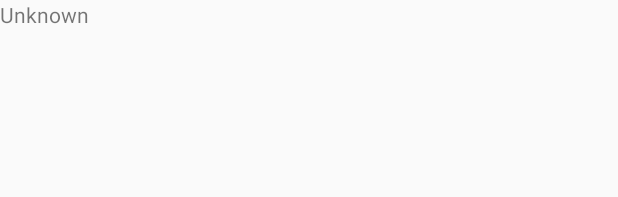
After one commit to MarcinCz/FlaresObserver, an Android app: the layout fragment_skypointer.xml on its own in the app's theme, with its tools: preview values and no code run, on a phone screen of 412 x 824 dp. The commit adds this screen. Shown: the top 197 px of the screen. Run offline under Robolectric (Android 15) with nearby library versions, the phone set to English and light mode, and no system bars.

Commit message:
szkielet fragmentu skypointera

```diff
--- a/app/src/main/java/pl/mczerwi/flaresobserver/flares/FlaresAdapter.java
+++ b/app/src/main/java/pl/mczerwi/flaresobserver/flares/FlaresAdapter.java
@@ -35,7 +35,7 @@ public class FlaresAdapter extends ArrayAdapter<IridiumFlare> {
         ViewHolder viewHolder;
         if (view == null) {
             LayoutInflater inflater = (LayoutInflater) getContext().getSystemService(Context.LAYOUT_INFLATER_SERVICE);
-            view = inflater.inflate(R.layout.flare_row, null);
+            view = inflater.inflate(R.layout.fragment_flares_row, null);
 
             viewHolder = new ViewHolder(view);
 
--- /dev/null
+++ b/app/src/main/res/layout/fragment_skypointer.xml
@@ -0,0 +1,14 @@
+<?xml version="1.0" encoding="utf-8"?>
+<FrameLayout xmlns:android="http://schemas.android.com/apk/res/android"
+    android:orientation="vertical"
+    android:layout_width="match_parent"
+    android:layout_height="match_parent"
+    android:paddingLeft="0dp"
+    android:paddingRight="0dp">
+
+    <TextView
+        android:id="@+id/skypointertext"
+        android:text="@android:string/unknownName"
+        android:layout_width="match_parent"
+        android:layout_height="match_parent" />
+</FrameLayout>
```
Also changed, not shown: app/src/main/java/pl/mczerwi/flaresobserver/FragmentFactory.java (added, +37 -0 lines), app/src/main/java/pl/mczerwi/flaresobserver/MainActivity.java (+41 -10 lines), app/src/main/java/pl/mczerwi/flaresobserver/flares/FlaresFragment.java (+25 -2 lines), app/src/main/java/pl/mczerwi/flaresobserver/skypointer/SkyPointerFragment.java (added, +48 -0 lines), app/src/main/res/layout/fragment_flares_list.xml (renamed from app/src/main/res/layout/flare_list.xml), app/src/main/res/layout/fragment_flares_row.xml (renamed from app/src/main/res/layout/flare_row.xml).
